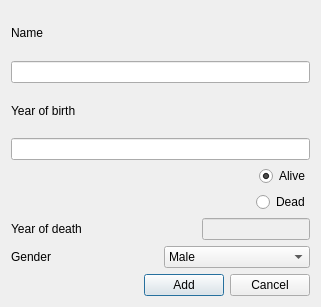
Before: the Qt Designer form addsci.ui in sandraBender/VLN1-hopur2, drawn with Qt 5.
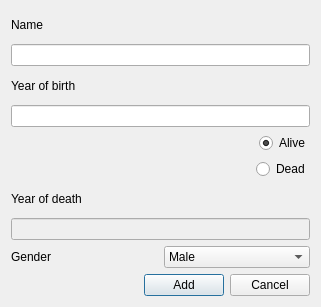
After: the same form once the commit is applied.

Diff of the .ui file:
```diff
--- a/addsci.ui
+++ b/addsci.ui
@@ -92,15 +92,22 @@
          </property>
         </widget>
        </item>
-       <item alignment="Qt::AlignRight">
-        <widget class="QLineEdit" name="line_yod">
-         <property name="enabled">
-          <bool>false</bool>
+       <item>
+        <widget class="QLabel" name="label_erroryod">
+         <property name="text">
+          <string/>
          </property>
         </widget>
        </item>
       </layout>
      </item>
+     <item>
+      <widget class="QLineEdit" name="line_yod">
+       <property name="enabled">
+        <bool>false</bool>
+       </property>
+      </widget>
+     </item>
      <item>
       <layout class="QHBoxLayout" name="horizontalLayout_14">
        <item>
```
Left out of the diff: 2 changed lines with no effect on the pictures.
